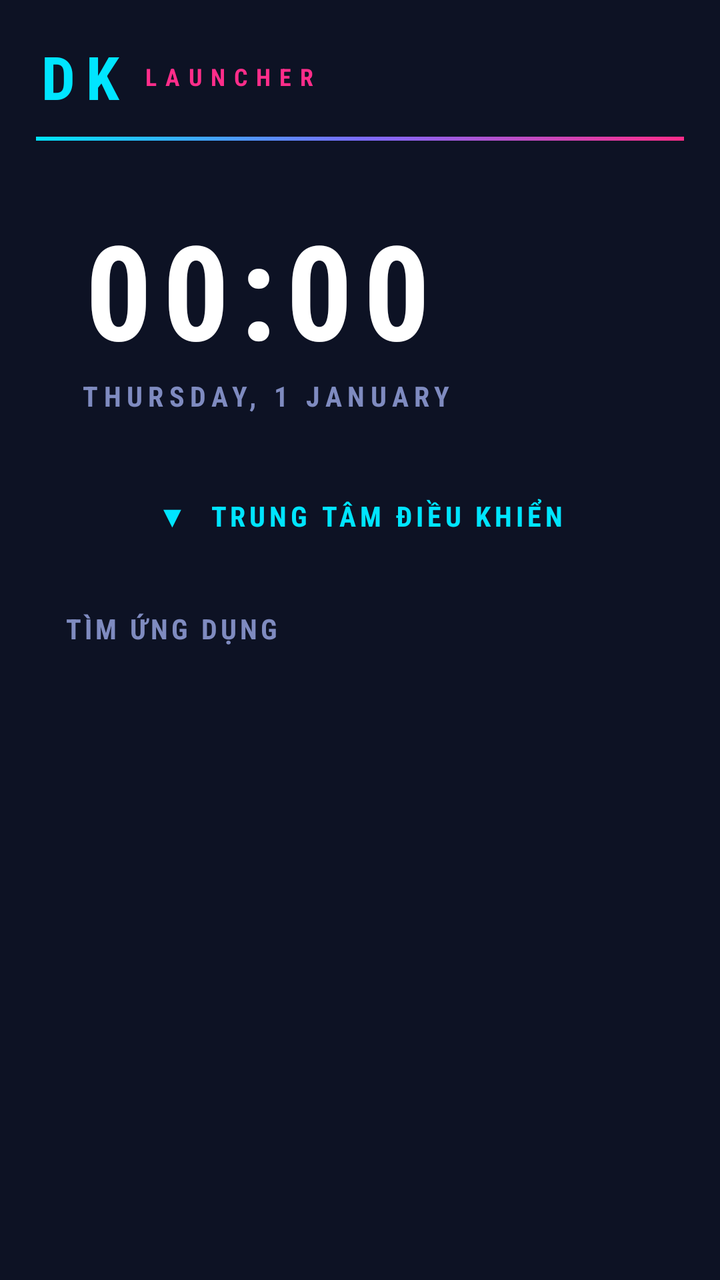
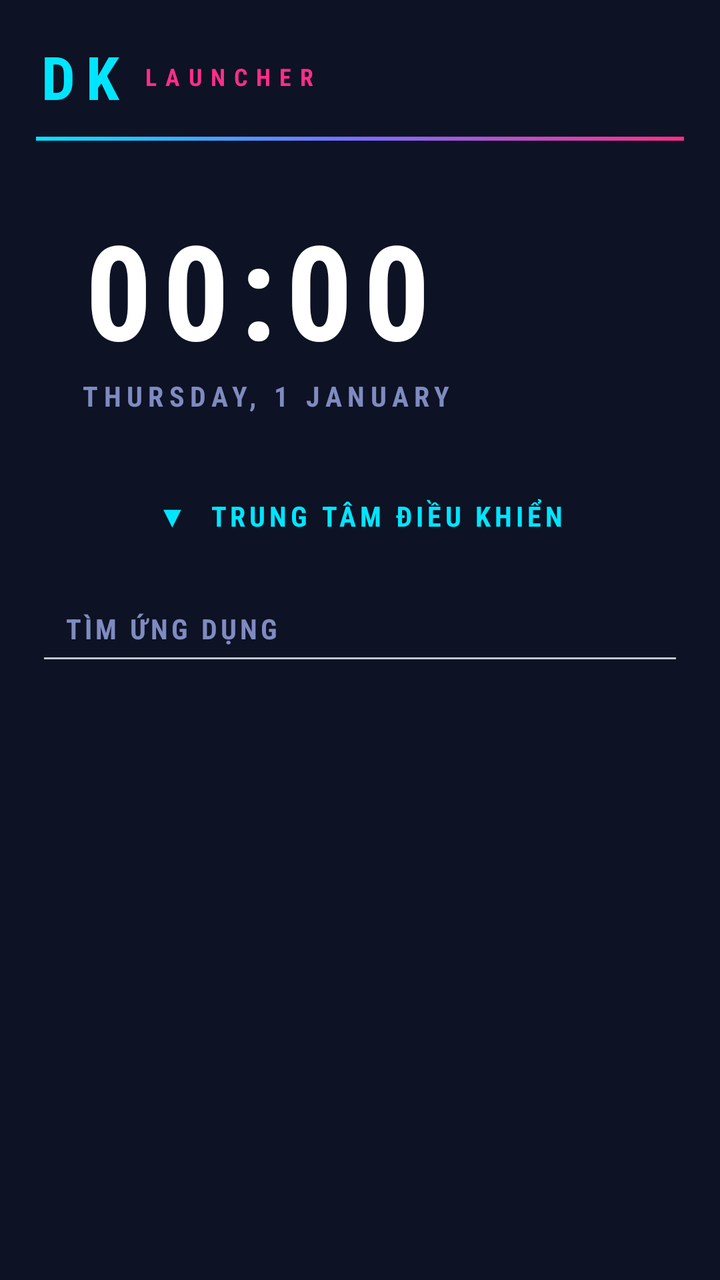

Before-and-after screenshots of an Android layout around one commit, followed by the original layout XML and the change that was made.
<!-- AndroidManifest.xml: application theme AppTheme -->
<!-- res/layout/activity_main.xml -->
<?xml version="1.0" encoding="utf-8"?>
<FrameLayout xmlns:android="http://schemas.android.com/apk/res/android"
    android:layout_width="match_parent"
    android:layout_height="match_parent"
    android:background="#0D1224">

    <LinearLayout
        android:layout_width="match_parent"
        android:layout_height="match_parent"
        android:orientation="vertical">

        <ScrollView
            android:layout_width="match_parent"
            android:layout_height="0dp"
            android:layout_weight="1"
            android:scrollbars="none">

            <LinearLayout
                android:layout_width="match_parent"
                android:layout_height="wrap_content"
                android:orientation="vertical"
                android:padding="18dp">

                <LinearLayout
                    android:layout_width="match_parent"
                    android:layout_height="wrap_content"
                    android:gravity="center_vertical"
                    android:orientation="horizontal">

                    <TextView
                        android:layout_width="wrap_content"
                        android:layout_height="wrap_content"
                        android:fontFamily="sans-serif-condensed"
                        android:letterSpacing="0.18"
                        android:text="DK"
                        android:textColor="#00E5FF"
                        android:textSize="30sp"
                        android:textStyle="bold" />

                    <TextView
                        android:layout_width="0dp"
                        android:layout_height="wrap_content"
                        android:layout_marginLeft="8dp"
                        android:layout_weight="1"
                        android:fontFamily="sans-serif-condensed"
                        android:letterSpacing="0.35"
                        android:text="LAUNCHER"
                        android:textColor="#FF2D8A"
                        android:textSize="12sp"
                        android:textStyle="bold" />

                    <TextView
                        android:id="@+id/battery"
                        android:layout_width="wrap_content"
                        android:layout_height="wrap_content"
                        android:fontFamily="sans-serif-condensed"
                        android:letterSpacing="0.1"
                        android:paddingBottom="6dp"
                        android:paddingLeft="12dp"
                        android:paddingRight="12dp"
                        android:paddingTop="6dp"
                        android:textColor="#FFAB00"
                        android:textSize="13sp"
                        android:textStyle="bold" />
                </LinearLayout>

                <View
                    android:layout_width="match_parent"
                    android:layout_height="2dp"
                    android:layout_marginTop="10dp"
                    android:background="@drawable/bg_rule" />

                <LinearLayout
                    android:id="@+id/clockPanel"
                    android:layout_width="match_parent"
                    android:layout_height="wrap_content"
                    android:layout_marginTop="14dp"
                    android:orientation="vertical"
                    android:paddingBottom="16dp"
                    android:paddingLeft="22dp"
                    android:paddingRight="22dp"
                    android:paddingTop="16dp">

                    <TextClock
                        android:id="@+id/clock"
                        android:layout_width="wrap_content"
                        android:layout_height="wrap_content"
                        android:fontFamily="sans-serif-condensed"
                        android:format12Hour="HH:mm"
                        android:format24Hour="HH:mm"
                        android:letterSpacing="0.08"
                        android:textColor="#FFFFFF"
                        android:textSize="66sp"
                        android:textStyle="bold" />

                    <TextClock
                        android:id="@+id/date"
                        android:layout_width="wrap_content"
                        android:layout_height="wrap_content"
                        android:fontFamily="sans-serif-condensed"
                        android:format12Hour="EEEE, d MMMM"
                        android:format24Hour="EEEE, d MMMM"
                        android:letterSpacing="0.2"
                        android:textAllCaps="true"
                        android:textColor="#7F8BC0"
                        android:textSize="14sp"
                        android:textStyle="bold" />
                </LinearLayout>

                <TextView
                    android:id="@+id/ctlBtn"
                    android:layout_width="match_parent"
                    android:layout_height="wrap_content"
                    android:layout_marginTop="12dp"
                    android:fontFamily="sans-serif-condensed"
                    android:gravity="center"
                    android:letterSpacing="0.14"
                    android:padding="13dp"
                    android:text="▼  TRUNG TÂM ĐIỀU KHIỂN"
                    android:textColor="#00E5FF"
                    android:textSize="14sp"
                    android:textStyle="bold" />

                <TextView
                    android:id="@+id/searchBar"
                    android:layout_width="match_parent"
                    android:layout_height="wrap_content"
                    android:layout_marginTop="10dp"
                    android:fontFamily="sans-serif-condensed"
                    android:letterSpacing="0.12"
                    android:padding="14dp"
                    android:text="TÌM ỨNG DỤNG"
                    android:textColor="#7F8BC0"
                    android:textSize="14sp"
                    android:textStyle="bold" />

                <GridLayout
                    android:id="@+id/favGrid"
                    android:layout_width="match_parent"
                    android:layout_height="wrap_content"
                    android:layout_marginTop="8dp"
                    android:columnCount="4" />
            </LinearLayout>
        </ScrollView>

        <LinearLayout
            android:id="@+id/dock"
            android:layout_width="match_parent"
            android:layout_height="wrap_content"
            android:orientation="horizontal"
            android:paddingBottom="10dp"
            android:paddingLeft="14dp"
            android:paddingRight="14dp"
            android:paddingTop="6dp" />
    </LinearLayout>

    <LinearLayout
        android:id="@+id/drawer"
        android:layout_width="match_parent"
        android:layout_height="match_parent"
        android:background="#0D1224"
        android:orientation="vertical"
        android:padding="16dp"
        android:visibility="gone">

        <EditText
            android:id="@+id/search"
            android:layout_width="match_parent"
            android:layout_height="wrap_content"
            android:fontFamily="sans-serif-condensed"
            android:hint="TÌM ỨNG DỤNG"
            android:inputType="text"
            android:letterSpacing="0.1"
            android:maxLines="1"
            android:padding="14dp"
            android:textColor="#FFFFFF"
            android:textColorHint="#7F8BC0"
            android:textSize="15sp" />

        <GridView
            android:id="@+id/appGrid"
            android:layout_width="match_parent"
            android:layout_height="0dp"
            android:layout_marginTop="10dp"
            android:layout_weight="1"
            android:horizontalSpacing="4dp"
            android:numColumns="4"
            android:verticalSpacing="8dp" />
    </LinearLayout>

    <LinearLayout
        android:id="@+id/ccPanel"
        android:layout_width="match_parent"
        android:layout_height="match_parent"
        android:background="#F20D1224"
        android:orientation="vertical"
        android:paddingBottom="8dp"
        android:paddingLeft="14dp"
        android:paddingRight="14dp"
        android:paddingTop="14dp"
        android:visibility="gone">

        <LinearLayout
            android:id="@+id/ccHeader"
            android:layout_width="match_parent"
            android:layout_height="wrap_content"
            android:orientation="vertical">

            <LinearLayout
                android:layout_width="match_parent"
                android:layout_height="wrap_content"
                android:gravity="center_vertical"
                android:orientation="horizontal">

                <TextView
                    android:layout_width="0dp"
                    android:layout_height="wrap_content"
                    android:layout_weight="1"
                    android:fontFamily="sans-serif-condensed"
                    android:letterSpacing="0.14"
                    android:text="TRUNG TÂM ĐIỀU KHIỂN"
                    android:textColor="#00E5FF"
                    android:textSize="20sp"
                    android:textStyle="bold" />

                <TextView
                    android:id="@+id/ccSettings"
                    android:layout_width="wrap_content"
                    android:layout_height="wrap_content"
                    android:padding="6dp"
                    android:text="⚙"
                    android:textColor="#FFFFFF"
                    android:textSize="24sp" />
            </LinearLayout>

            <View
                android:layout_width="match_parent"
                android:layout_height="2dp"
                android:layout_marginTop="8dp"
                android:background="@drawable/bg_rule" />

            <TextView
                android:id="@+id/ccInfo"
                android:layout_width="match_parent"
                android:layout_height="wrap_content"
                android:layout_marginTop="8dp"
                android:fontFamily="sans-serif-condensed"
                android:letterSpacing="0.12"
                android:textColor="#FFAB00"
                android:textSize="13sp"
                android:textStyle="bold" />
        </LinearLayout>

        <ScrollView
            android:layout_width="match_parent"
            android:layout_height="0dp"
            android:layout_marginTop="8dp"
            android:layout_weight="1"
            android:scrollbars="none">

            <GridLayout
                android:id="@+id/ccGrid"
                android:layout_width="match_parent"
                android:layout_height="wrap_content"
                android:columnCount="4" />
        </ScrollView>

        <TextView
            android:id="@+id/ccFooter"
            android:layout_width="match_parent"
            android:layout_height="wrap_content"
            android:fontFamily="sans-serif-condensed"
            android:gravity="center"
            android:letterSpacing="0.14"
            android:padding="14dp"
            android:text="⌃  VUỐT LÊN HOẶC CHẠM ĐỂ ĐÓNG"
            android:textColor="#7F8BC0"
            android:textSize="12sp"
            android:textStyle="bold" />
    </LinearLayout>
</FrameLayout>
<!-- resources referenced by this layout -->
<resources>
  <!-- drawable bg_rule (drawable) -->
  <?xml version="1.0" encoding="utf-8"?>
  <shape xmlns:android="http://schemas.android.com/apk/res/android" android:shape="rectangle">
      <gradient android:angle="0" android:startColor="#00E5FF" android:centerColor="#7B6CFF" android:endColor="#FF2D8A" />
  </shape>
  <style name="AppTheme" parent="android:Theme.DeviceDefault.NoActionBar">
          <item name="android:windowBackground">@android:color/black</item>
          <item name="android:statusBarColor">#0D1224</item>
          <item name="android:navigationBarColor">#0D1224</item>
      </style>
</resources>

<!-- the commit's change to res/layout/activity_main.xml (unified diff, before → after) -->
@@ -10,6 +10,7 @@
         android:orientation="vertical">
 
         <ScrollView
+            android:id="@+id/homeScroll"
             android:layout_width="match_parent"
             android:layout_height="0dp"
             android:layout_weight="1"
@@ -18,6 +19,7 @@
             <LinearLayout
                 android:layout_width="match_parent"
                 android:layout_height="wrap_content"
+                android:focusableInTouchMode="true"
                 android:orientation="vertical"
                 android:padding="18dp">
 
@@ -121,21 +123,25 @@
                     android:textSize="14sp"
                     android:textStyle="bold" />
 
-                <TextView
-                    android:id="@+id/searchBar"
+                <EditText
+                    android:id="@+id/search"
                     android:layout_width="match_parent"
                     android:layout_height="wrap_content"
                     android:layout_marginTop="10dp"
                     android:fontFamily="sans-serif-condensed"
+                    android:hint="TÌM ỨNG DỤNG"
+                    android:imeOptions="actionSearch"
+                    android:inputType="text"
                     android:letterSpacing="0.12"
+                    android:maxLines="1"
                     android:padding="14dp"
-                    android:text="TÌM ỨNG DỤNG"
-                    android:textColor="#7F8BC0"
+                    android:textColor="#FFFFFF"
+                    android:textColorHint="#7F8BC0"
                     android:textSize="14sp"
                     android:textStyle="bold" />
 
                 <GridLayout
-                    android:id="@+id/favGrid"
+                    android:id="@+id/appsGrid"
                     android:layout_width="match_parent"
                     android:layout_height="wrap_content"
                     android:layout_marginTop="8dp"
@@ -152,40 +158,6 @@
             android:paddingLeft="14dp"
             android:paddingRight="14dp"
             android:paddingTop="6dp" />
-    </LinearLayout>
-
-    <LinearLayout
-        android:id="@+id/drawer"
-        android:layout_width="match_parent"
-        android:layout_height="match_parent"
-        android:background="#0D1224"
-        android:orientation="vertical"
-        android:padding="16dp"
-        android:visibility="gone">
-
-        <EditText
-            android:id="@+id/search"
-            android:layout_width="match_parent"
-            android:layout_height="wrap_content"
-            android:fontFamily="sans-serif-condensed"
-            android:hint="TÌM ỨNG DỤNG"
-            android:inputType="text"
-            android:letterSpacing="0.1"
-            android:maxLines="1"
-            android:padding="14dp"
-            android:textColor="#FFFFFF"
-            android:textColorHint="#7F8BC0"
-            android:textSize="15sp" />
-
-        <GridView
-            android:id="@+id/appGrid"
-            android:layout_width="match_parent"
-            android:layout_height="0dp"
-            android:layout_marginTop="10dp"
-            android:layout_weight="1"
-            android:horizontalSpacing="4dp"
-            android:numColumns="4"
-            android:verticalSpacing="8dp" />
     </LinearLayout>
 
     <LinearLayout
